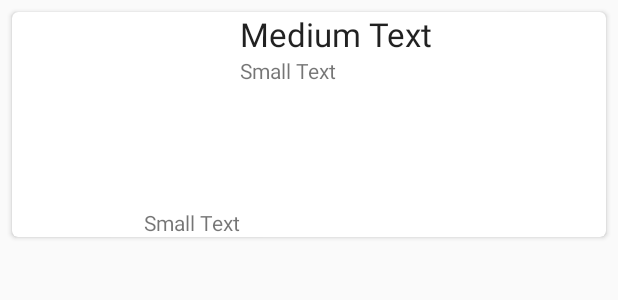
After one commit to danesavot/Chrieng-Karaoke, an Android app: the layout video_item.xml on its own in the app's theme, with its tools: preview values and no code run, on a phone screen of 412 x 824 dp. The commit adds this screen. Shown: the top 300 px of the screen. Run offline under Robolectric (Android 15) with nearby library versions, the phone set to English and light mode, and no system bars.

Commit message:
Layout design for Video item using RecycleView and CardView

```diff
--- a/app/build.gradle
+++ b/app/build.gradle
@@ -24,4 +24,6 @@ dependencies {
     testCompile 'junit:junit:4.12'
     compile 'com.android.support:appcompat-v7:23.1.1'
     compile 'com.android.support:design:23.1.1'
+    compile 'com.android.support:recyclerview-v7:23.1.1'
+    compile 'com.android.support:cardview-v7:23.1.1'
 }
--- a/app/src/main/res/layout/content_main.xml
+++ b/app/src/main/res/layout/content_main.xml
@@ -1,20 +1,21 @@
 <?xml version="1.0" encoding="utf-8"?>
-<RelativeLayout
-    xmlns:android="http://schemas.android.com/apk/res/android"
+<RelativeLayout xmlns:android="http://schemas.android.com/apk/res/android"
+    xmlns:app="http://schemas.android.com/apk/res-auto"
     xmlns:tools="http://schemas.android.com/tools"
-    xmlns:app="http://schemas.android.com/apk/res-auto"
     android:layout_width="match_parent"
     android:layout_height="match_parent"
+    android:paddingBottom="@dimen/activity_vertical_margin"
     android:paddingLeft="@dimen/activity_horizontal_margin"
     android:paddingRight="@dimen/activity_horizontal_margin"
     android:paddingTop="@dimen/activity_vertical_margin"
-    android:paddingBottom="@dimen/activity_vertical_margin"
     app:layout_behavior="@string/appbar_scrolling_view_behavior"
-    tools:showIn="@layout/activity_main"
-    tools:context="com.dane.karaoke.MainActivity">
+    tools:context="com.dane.karaoke.MainActivity"
+    tools:showIn="@layout/activity_main">
 
-    <TextView
-        android:text="Hello World!"
-        android:layout_width="wrap_content"
-        android:layout_height="wrap_content" />
+    <android.support.v7.widget.RecyclerView
+        android:layout_width="match_parent"
+        android:layout_height="match_parent">
+
+    </android.support.v7.widget.RecyclerView>
+
 </RelativeLayout>
--- /dev/null
+++ b/app/src/main/res/layout/video_item.xml
@@ -0,0 +1,63 @@
+<?xml version="1.0" encoding="utf-8"?>
+<android.support.v7.widget.CardView
+    xmlns:android="http://schemas.android.com/apk/res/android"
+    xmlns:card_view="http://schemas.android.com/apk/res-auto"
+    android:id="@+id/videoCard"
+    android:layout_margin="8dp"
+    card_view:cardCornerRadius="4dp"
+    card_view:cardElevation="2dp"
+    android:layout_width="match_parent"
+    android:layout_height="150dp">
+
+    <LinearLayout
+        android:layout_width="match_parent"
+        android:layout_height="match_parent"
+        android:orientation="horizontal">
+
+
+        <FrameLayout
+            android:layout_width="0dp"
+            android:layout_height="match_parent"
+            android:layout_weight="2.5"
+            >
+            <ImageView
+                android:layout_width="match_parent"
+                android:layout_height="match_parent"
+                android:id="@+id/imageView"
+                android:scaleType="centerCrop"
+                 />
+
+            <TextView
+                android:layout_width="wrap_content"
+                android:layout_height="wrap_content"
+                android:textAppearance="?android:attr/textAppearanceSmall"
+                android:text="Small Text"
+                android:id="@+id/textView"
+                android:layout_gravity="right|bottom" />
+        </FrameLayout>
+
+        <LinearLayout
+            android:orientation="vertical"
+            android:layout_width="0dp"
+            android:layout_height="match_parent"
+            android:layout_weight="4"
+            >
+
+            <TextView
+                android:layout_width="wrap_content"
+                android:layout_height="wrap_content"
+                android:textAppearance="?android:attr/textAppearanceLarge"
+                android:text="Medium Text"
+                android:id="@+id/textView2" />
+
+            <TextView
+                android:layout_width="wrap_content"
+                android:layout_height="wrap_content"
+                android:textAppearance="?android:attr/textAppearanceSmall"
+                android:text="Small Text"
+                android:id="@+id/textView3"
+                />
+        </LinearLayout>
+    </LinearLayout>
+
+</android.support.v7.widget.CardView>
```
